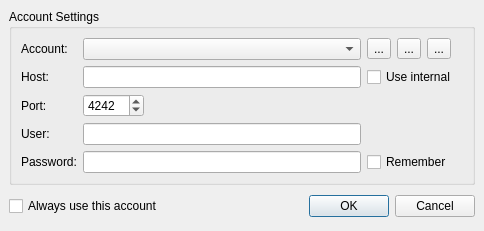
quassel/quassel, file src/qtui/ui/coreconnectdlg.ui: the form before one commit.
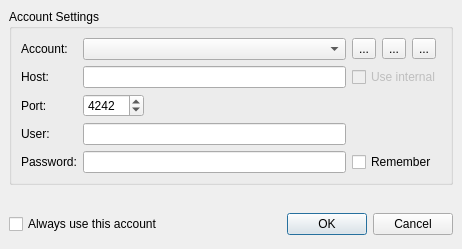
The form after the commit. Icons and pictures are not drawn.

Commit message: Give the CoreConnectDlg its icons back :)

The edit to the form file:
```diff
--- a/src/qtui/ui/coreconnectdlg.ui
+++ b/src/qtui/ui/coreconnectdlg.ui
@@ -5,8 +5,8 @@
    <rect>
     <x>0</x>
     <y>0</y>
-    <width>484</width>
-    <height>215</height>
+    <width>462</width>
+    <height>249</height>
    </rect>
   </property>
   <property name="sizePolicy" >
@@ -76,7 +76,13 @@
              <string>...</string>
             </property>
             <property name="icon" >
-             <iconset resource="../../images/icons.qrc" >:/default/edit.png</iconset>
+             <iconset resource="../../icons/icons.qrc" >:/22x22/actions/oxygen/22x22/actions/configure.png</iconset>
+            </property>
+            <property name="iconSize" >
+             <size>
+              <width>22</width>
+              <height>22</height>
+             </size>
             </property>
            </widget>
           </item>
@@ -86,7 +92,13 @@
              <string>...</string>
             </property>
             <property name="icon" >
-             <iconset resource="../../images/icons.qrc" >:/default/edit_add.png</iconset>
+             <iconset resource="../../icons/icons.qrc" >:/22x22/actions/oxygen/22x22/actions/list-add.png</iconset>
+            </property>
+            <property name="iconSize" >
+             <size>
+              <width>22</width>
+              <height>22</height>
+             </size>
             </property>
            </widget>
           </item>
@@ -96,7 +108,13 @@
              <string>...</string>
             </property>
             <property name="icon" >
-             <iconset resource="../../images/icons.qrc" >:/default/edit_remove.png</iconset>
+             <iconset resource="../../icons/icons.qrc" >:/22x22/actions/oxygen/22x22/actions/edit-delete.png</iconset>
+            </property>
+            <property name="iconSize" >
+             <size>
+              <width>22</width>
+              <height>22</height>
+             </size>
             </property>
            </widget>
           </item>
@@ -125,6 +143,9 @@
           </item>
           <item row="2" column="3" colspan="4" >
            <widget class="QCheckBox" name="internalCore" >
+            <property name="enabled" >
+             <bool>false</bool>
+            </property>
             <property name="text" >
              <string>Use internal</string>
             </property>
```
Left out of the diff: 1 changed line with no effect on the pictures.
